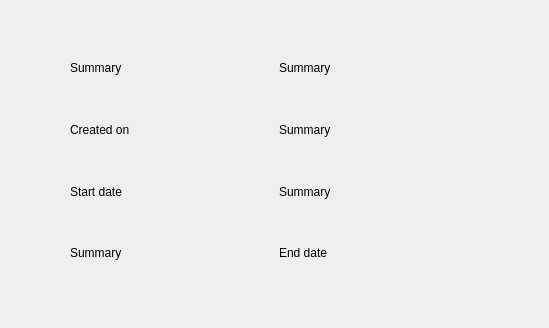
This is qtcreatorTest/Headers/event_information.ui in piccirilloth/Calendar-and-To-Do-list-CalDav as Qt 5 draws it before an edit. The edited form follows.
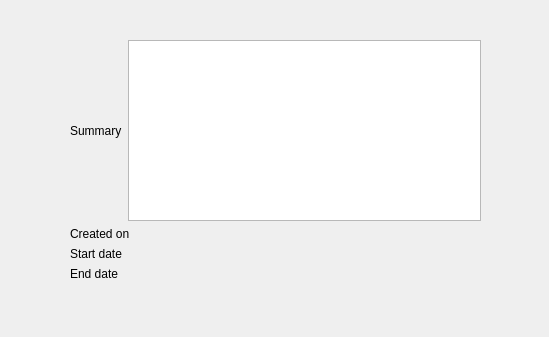
This is the edited form.

```diff
--- a/qtcreatorTest/Headers/event_information.ui
+++ b/qtcreatorTest/Headers/event_information.ui
@@ -7,7 +7,7 @@
     <x>0</x>
     <y>0</y>
     <width>549</width>
-    <height>328</height>
+    <height>337</height>
    </rect>
   </property>
   <property name="windowTitle">
@@ -36,14 +36,7 @@
        </widget>
       </item>
       <item>
-       <widget class="QLabel" name="label_summary">
-        <property name="styleSheet">
-         <string notr="true">font: 12pt &quot;Sans Serif&quot;;</string>
-        </property>
-        <property name="text">
-         <string>Summary</string>
-        </property>
-       </widget>
+       <widget class="QTextBrowser" name="textBrowser"/>
       </item>
      </layout>
     </item>
@@ -65,7 +58,7 @@
          <string notr="true">font: 12pt &quot;Sans Serif&quot;;</string>
         </property>
         <property name="text">
-         <string>Summary</string>
+         <string/>
         </property>
        </widget>
       </item>
@@ -89,7 +82,7 @@
          <string notr="true">font: 12pt &quot;Sans Serif&quot;;</string>
         </property>
         <property name="text">
-         <string>Summary</string>
+         <string/>
         </property>
        </widget>
       </item>
@@ -103,20 +96,20 @@
          <string notr="true">font: 12pt &quot;Sans Serif&quot;;</string>
         </property>
         <property name="text">
-         <string>Summary</string>
-        </property>
-       </widget>
-      </item>
-      <item>
-       <widget class="QLabel" name="label_endDate">
-        <property name="styleSheet">
-         <string notr="true">font: 12pt &quot;Sans Serif&quot;;</string>
-        </property>
-        <property name="text">
          <string>End date</string>
         </property>
        </widget>
       </item>
+      <item>
+       <widget class="QLabel" name="label_endDate">
+        <property name="styleSheet">
+         <string notr="true">font: 12pt &quot;Sans Serif&quot;;</string>
+        </property>
+        <property name="text">
+         <string/>
+        </property>
+       </widget>
+      </item>
      </layout>
     </item>
    </layout>
```
